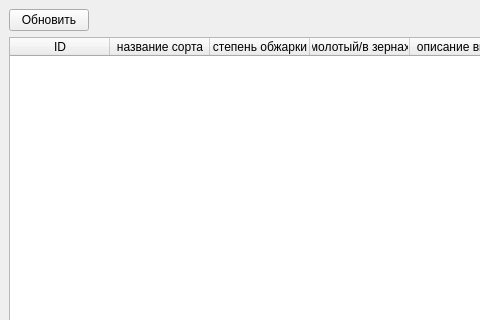
Old version of the form main.ui in the repository f1rsov08/Coffee; both pictures show x 0 to 480 and y 0 to 320 of the 746 by 518 pixel window.
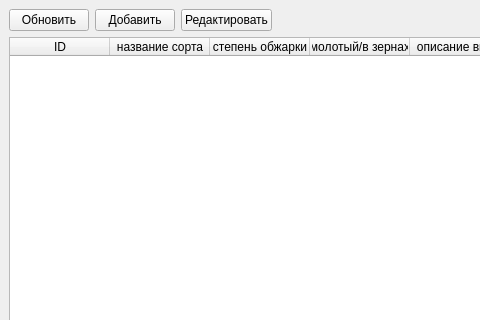
New version of the form.

What changed in the file:
```diff
--- a/main.ui
+++ b/main.ui
@@ -24,6 +24,20 @@
         </property>
        </widget>
       </item>
+      <item>
+       <widget class="QPushButton" name="addButton">
+        <property name="text">
+         <string>Добавить</string>
+        </property>
+       </widget>
+      </item>
+      <item>
+       <widget class="QPushButton" name="editButton">
+        <property name="text">
+         <string>Редактировать</string>
+        </property>
+       </widget>
+      </item>
       <item>
        <spacer name="horizontalSpacer">
         <property name="orientation">
```
